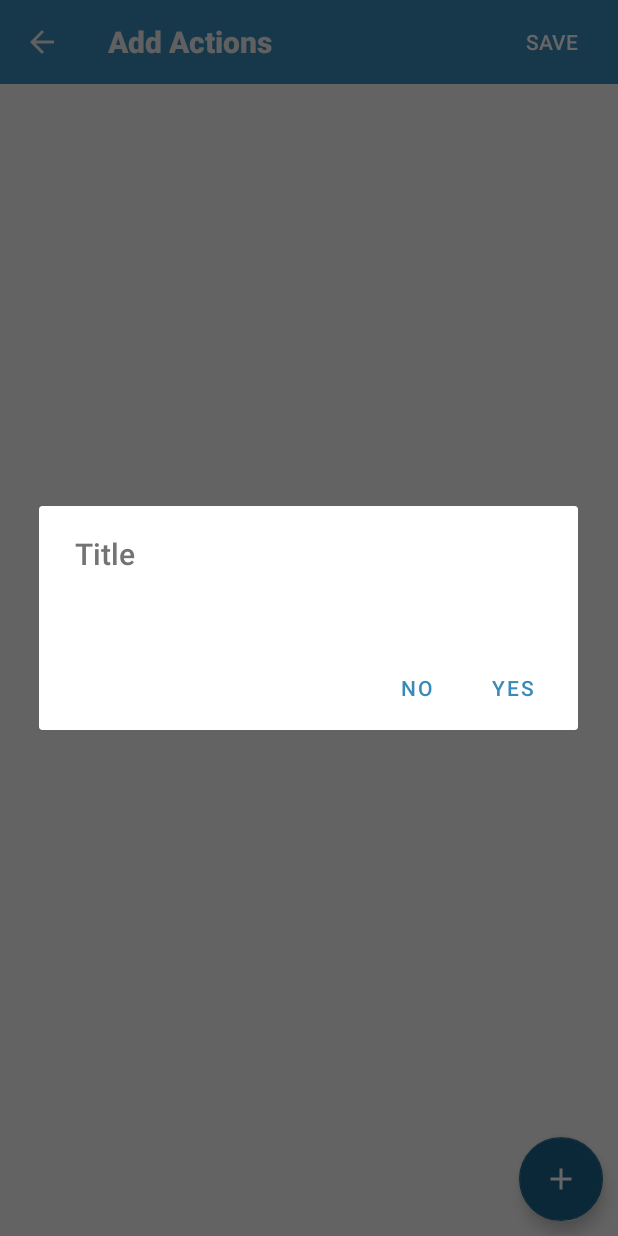
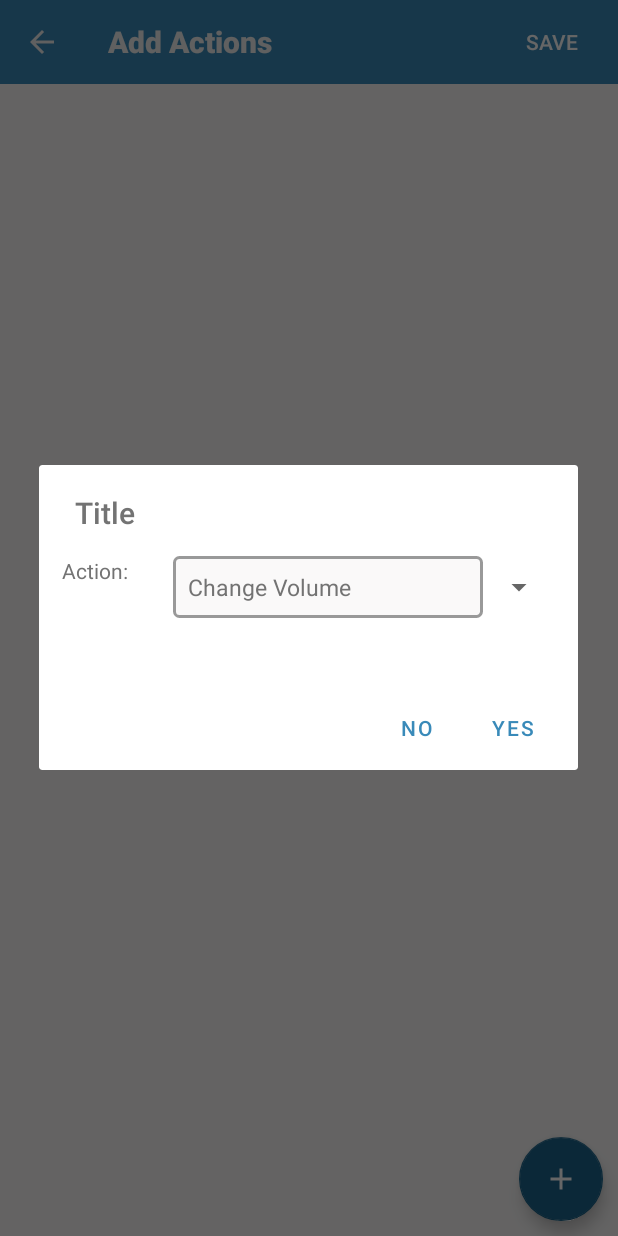
Before and after one commit to m-glock/LocationProfileApp, an Android app: the AddActionsToProfileActivity screen opened directly, with no data from a screen before it, after a tap on "add action", on a phone screen of 412 x 824 dp. Run offline under Robolectric (Android 15) with nearby library versions, the phone set to English and light mode, and no system bars; our stand-ins replace Room's generated code.

Commit message:
open Dialog to add a single Action with Value

```diff
--- a/app/src/main/java/com/mglock/locationprofileapp/views/fragments/AddDetailActionFragment.kt
+++ b/app/src/main/java/com/mglock/locationprofileapp/views/fragments/AddDetailActionFragment.kt
@@ -3,9 +3,17 @@ package com.mglock.locationprofileapp.views.fragments
 import android.app.Dialog
 import androidx.lifecycle.ViewModelProvider
 import android.os.Bundle
+import android.view.LayoutInflater
+import android.view.View
+import android.widget.AdapterView
+import android.widget.ArrayAdapter
 import androidx.appcompat.app.AlertDialog
 import androidx.fragment.app.DialogFragment
+import androidx.fragment.app.FragmentTransaction
 import com.mglock.locationprofileapp.R
+import com.mglock.locationprofileapp.database.entities.DetailAction
+import com.mglock.locationprofileapp.databinding.AddDetailActionFragmentBinding
+import com.mglock.locationprofileapp.util.enums.DetailActionTitle
 import com.mglock.locationprofileapp.viewmodels.AddDetailActionViewModel
 
 class AddDetailActionFragment : DialogFragment() {
@@ -14,16 +22,47 @@ class AddDetailActionFragment : DialogFragment() {
 
     override fun onCreateDialog(savedInstanceState: Bundle?): Dialog {
         mViewModel = ViewModelProvider(this)[AddDetailActionViewModel::class.java]
+        val actionOptions = DetailActionTitle.values()
 
-        // TODO create view and binding here to populate infos
+        val binding = AddDetailActionFragmentBinding.inflate(LayoutInflater.from(context))
+
+        // show correct fragment for value selection if something in the dropdown is chosen
+        binding.actionDropdown.onItemSelectedListener = object: AdapterView.OnItemSelectedListener{
+            override fun onItemSelected(parent: AdapterView<*>?, view: View?, pos: Int, id: Long) {
+                val selectedItem = actionOptions[pos]
+                if(selectedItem == DetailActionTitle.CHANGE_VOLUME_MODE) {
+                    val fragment = DetailActionTitle.getValueSelectionFragment(selectedItem)
+                    val fragmentTransaction = childFragmentManager.beginTransaction()
+                    fragmentTransaction.replace(binding.actionValueFragment.id, fragment)
+                    fragmentTransaction.setTransition(FragmentTransaction.TRANSIT_FRAGMENT_OPEN)
+                    fragmentTransaction.commit()
+                }
+            }
+            override fun onNothingSelected(p0: AdapterView<*>?) {}
+        }
+
+        binding.actionDropdown.adapter = ArrayAdapter(
+            requireContext(),
+            R.layout.dropdown_item,
+            actionOptions.map { enum -> enum.title }
+        )
+        val view = binding.root
 
         return activity?.let { fragmentActivity ->
             // Use the Builder class for convenient dialog construction
             return AlertDialog.Builder(fragmentActivity)
                 .setTitle("Title")
-                .setView(R.layout.add_detail_action_fragment)
+                .setView(view)
                 .setPositiveButton("yes"){ _, _ ->
-
+                    val valueFragment = childFragmentManager.fragments[0] as? AddActionValueDropdownFragment
+                    if(valueFragment != null){
+                        val selectedAction = binding.actionDropdown.selectedItem as String
+                        val detailActionTile = DetailActionTitle.valueOf(
+                            selectedAction.replace(" ", "_").uppercase()
+                        )
+                        val selectedValue = valueFragment.getDropdownValue()
+                        mViewModel.addAction(DetailAction(0, null, detailActionTile, selectedValue))
+                    }
                 }.setNegativeButton("no"){ _, _ ->
 
                 }.create()
--- a/app/src/main/res/layout/add_detail_action_fragment.xml
+++ b/app/src/main/res/layout/add_detail_action_fragment.xml
@@ -1,8 +1,36 @@
 <?xml version="1.0" encoding="utf-8"?>
-<FrameLayout xmlns:android="http://schemas.android.com/apk/res/android"
+<androidx.constraintlayout.widget.ConstraintLayout xmlns:android="http://schemas.android.com/apk/res/android"
+    xmlns:app="http://schemas.android.com/apk/res-auto"
     xmlns:tools="http://schemas.android.com/tools"
     android:layout_width="match_parent"
-    android:layout_height="match_parent"
+    android:layout_height="wrap_content"
+    android:padding="@dimen/add_action_fragment_padding"
     tools:context=".views.fragments.AddDetailActionFragment">
 
-</FrameLayout>
+    <TextView
+        android:id="@+id/actionLabel"
+        android:layout_width="wrap_content"
+        android:layout_height="wrap_content"
+        android:text="@string/add_action_action_label"
+        app:layout_constraintStart_toStartOf="parent"
+        app:layout_constraintTop_toTopOf="parent" />
+
+    <Spinner
+        android:id="@+id/actionDropdown"
+        android:layout_width="@dimen/slider_width_fill_parent"
+        android:layout_height="wrap_content"
+        android:layout_marginStart="@dimen/label_input_margin"
+        app:layout_constraintEnd_toEndOf="parent"
+        app:layout_constraintStart_toEndOf="@+id/actionLabel"
+        app:layout_constraintTop_toTopOf="parent" />
+
+    <androidx.fragment.app.FragmentContainerView
+        android:id="@+id/actionValueFragment"
+        android:layout_width="match_parent"
+        android:layout_height="wrap_content"
+        android:layout_marginTop="@dimen/input_margin_top"
+        app:layout_constraintEnd_toEndOf="parent"
+        app:layout_constraintStart_toStartOf="parent"
+        app:layout_constraintTop_toBottomOf="@+id/actionDropdown" />
+
+</androidx.constraintlayout.widget.ConstraintLayout>
--- a/app/src/main/res/values/dimens.xml
+++ b/app/src/main/res/values/dimens.xml
@@ -26,4 +26,7 @@
     <dimen name="empty_list_tab_padding">30dp</dimen>
     <dimen name="profile_details_label_margin">30dp</dimen>
     <dimen name="actions_explanation_text_padding">10dp</dimen>
+    <dimen name="label_input_margin">30dp</dimen>
+    <dimen name="slider_width_fill_parent">0dp</dimen>
+    <dimen name="add_action_fragment_padding">15dp</dimen>
 </resources>
--- a/app/src/main/res/values/strings.xml
+++ b/app/src/main/res/values/strings.xml
@@ -37,6 +37,8 @@
     <string name="add_actions_to_profile_title">Add Actions</string>
     <string name="add_actions_to_profile_content_description">add action</string>
     <string name="save_button_text">Save</string>
+    <string name="add_action_value_label">Value:</string>
+    <string name="add_action_action_label">Action:</string>
 
     <!-- Places Tab -->
     <string name="places_empty_list_text">There are no places yet. Click on the \'Add\' button in the lower right corner to add a new place.</string>
```
Also changed, not shown: app/src/main/java/com/mglock/locationprofileapp/util/enums/DetailActionTitle.kt (+19 -0 lines), app/src/main/java/com/mglock/locationprofileapp/viewmodels/AddActionsToProfileViewModel.kt (+0 -12 lines), app/src/main/java/com/mglock/locationprofileapp/viewmodels/AddDetailActionViewModel.kt (+16 -1 lines), app/src/main/java/com/mglock/locationprofileapp/views/fragments/AddActionValueDropdownFragment.kt (added, +42 -0 lines), app/src/main/res/layout/add_action_value_dropdown_fragment.xml (added, +29 -0 lines).
